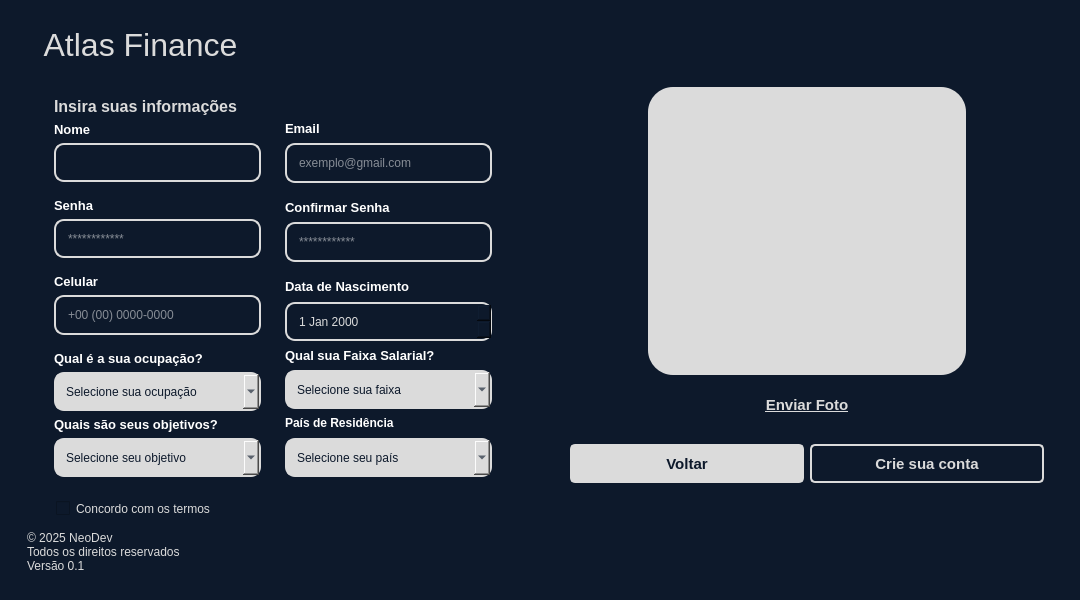
The window that ui/signup.ui (gededo/Atlas-Finance) describes before a commit, drawn with Qt 5.
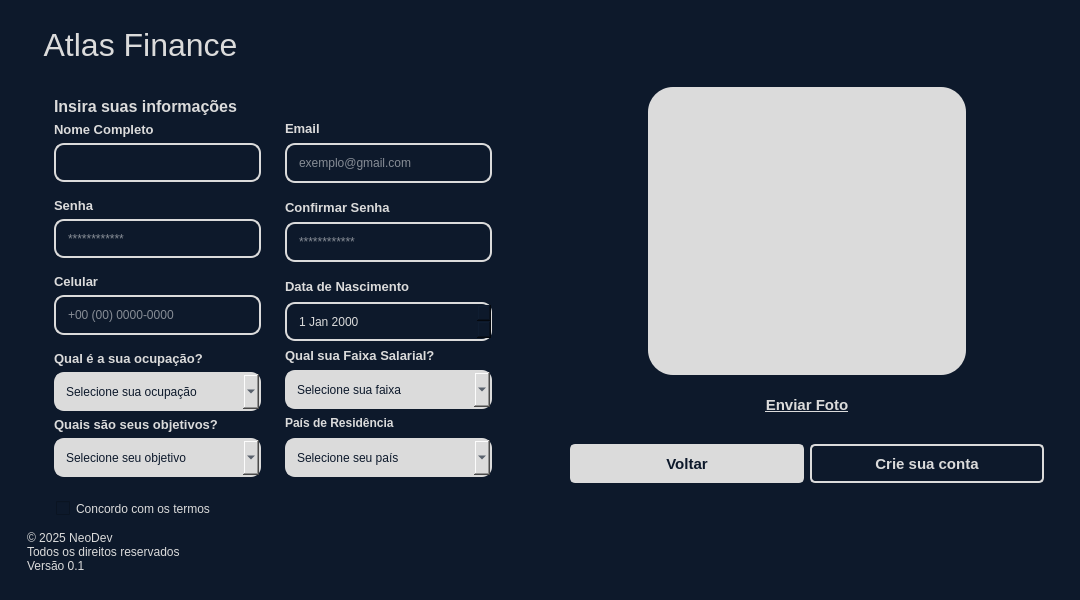
The same window after the commit. Icons and pictures are not drawn.

Diff of the .ui file:
```diff
--- a/ui/signup.ui
+++ b/ui/signup.ui
@@ -144,8 +144,11 @@
                    </item>
                    <item>
                     <widget class="QLabel" name="lbl_nome">
+                     <property name="styleSheet">
+                      <string notr="true">color: rgb(219, 219, 219);</string>
+                     </property>
                      <property name="text">
-                      <string>&lt;html&gt;&lt;head/&gt;&lt;body&gt;&lt;p&gt;&lt;span style=&quot; font-size:10pt; font-weight:600;&quot;&gt;Nome&lt;/span&gt;&lt;/p&gt;&lt;/body&gt;&lt;/html&gt;</string>
+                      <string>&lt;html&gt;&lt;head/&gt;&lt;body&gt;&lt;p&gt;&lt;span style=&quot; font-size:10pt; font-weight:600;&quot;&gt;Nome Completo&lt;/span&gt;&lt;/p&gt;&lt;/body&gt;&lt;/html&gt;</string>
                      </property>
                     </widget>
                    </item>
@@ -173,6 +176,9 @@
                    </item>
                    <item>
                     <widget class="QLabel" name="lbl_senha">
+                     <property name="styleSheet">
+                      <string notr="true">color: rgb(219, 219, 219);</string>
+                     </property>
                      <property name="frameShape">
                       <enum>QFrame::NoFrame</enum>
                      </property>
@@ -208,6 +214,9 @@
                    </item>
                    <item>
                     <widget class="QLabel" name="lbl_celular">
+                     <property name="styleSheet">
+                      <string notr="true">color: rgb(219, 219, 219);</string>
+                     </property>
                      <property name="text">
                       <string>&lt;html&gt;&lt;head/&gt;&lt;body&gt;&lt;p&gt;&lt;span style=&quot; font-size:10pt; font-weight:600;&quot;&gt;Celular&lt;/span&gt;&lt;/p&gt;&lt;/body&gt;&lt;/html&gt;</string>
                      </property>
@@ -246,6 +255,9 @@
                        <verstretch>0</verstretch>
                       </sizepolicy>
                      </property>
+                     <property name="styleSheet">
+                      <string notr="true">color: rgb(219, 219, 219);</string>
+                     </property>
                      <property name="text">
                       <string>&lt;html&gt;&lt;head/&gt;&lt;body&gt;&lt;p&gt;&lt;span style=&quot; font-size:10pt; font-weight:600;&quot;&gt;Qual é a sua ocupação? &lt;/span&gt;&lt;/p&gt;&lt;/body&gt;&lt;/html&gt;</string>
                      </property>
@@ -280,6 +292,9 @@
                        <verstretch>0</verstretch>
                       </sizepolicy>
                      </property>
+                     <property name="styleSheet">
+                      <string notr="true">color: rgb(219, 219, 219);</string>
+                     </property>
                      <property name="text">
                       <string>&lt;html&gt;&lt;head/&gt;&lt;body&gt;&lt;p&gt;&lt;span style=&quot; font-size:10pt; font-weight:600;&quot;&gt;Quais são seus objetivos?&lt;/span&gt;&lt;/p&gt;&lt;/body&gt;&lt;/html&gt;</string>
                      </property>
@@ -343,7 +358,8 @@
                    <item>
                     <widget class="QLabel" name="lbl_email">
                      <property name="styleSheet">
-                      <string notr="true">font-size: 15px</string>
+                      <string notr="true">font-size: 15px;
+color: rgb(219, 219, 219);</string>
                      </property>
                      <property name="text">
                       <string>&lt;html&gt;&lt;head/&gt;&lt;body&gt;&lt;p&gt;&lt;span style=&quot; font-size:10pt; font-weight:600;&quot;&gt;Email&lt;/span&gt;&lt;/p&gt;&lt;/body&gt;&lt;/html&gt;</string>
@@ -379,6 +395,9 @@
                    </item>
                    <item>
                     <widget class="QLabel" name="lbl_confirmar_senha">
+                     <property name="styleSheet">
+                      <string notr="true">color: rgb(219, 219, 219);</string>
+                     </property>
                      <property name="text">
                       <string>&lt;html&gt;&lt;head/&gt;&lt;body&gt;&lt;p&gt;&lt;span style=&quot; font-size:10pt; font-weight:600;&quot;&gt;Confirmar Senha&lt;/span&gt;&lt;/p&gt;&lt;/body&gt;&lt;/html&gt;</string>
                      </property>
@@ -405,6 +424,9 @@
                    </item>
                    <item>
                     <widget class="QLabel" name="lbl_nascimento">
+                     <property name="styleSheet">
+                      <string notr="true">color: rgb(219, 219, 219);</string>
+                     </property>
                      <property name="text">
                       <string>&lt;html&gt;&lt;head/&gt;&lt;body&gt;&lt;p&gt;&lt;span style=&quot; font-size:10pt; font-weight:600;&quot;&gt;Data de Nascimento&lt;/span&gt;&lt;/p&gt;&lt;/body&gt;&lt;/html&gt;</string>
                      </property>
@@ -432,6 +454,9 @@
                    </item>
                    <item>
                     <widget class="QLabel" name="lbl_salario">
+                     <property name="styleSheet">
+                      <string notr="true">color: rgb(219, 219, 219);</string>
+                     </property>
                      <property name="text">
                       <string>&lt;html&gt;&lt;head/&gt;&lt;body&gt;&lt;p&gt;&lt;span style=&quot; font-size:10pt; font-weight:600;&quot;&gt;Qual sua Faixa Salarial?&lt;/span&gt;&lt;/p&gt;&lt;/body&gt;&lt;/html&gt;</string>
                      </property>
@@ -480,6 +505,9 @@
                    </item>
                    <item>
                     <widget class="QLabel" name="lbl_pais">
+                     <property name="styleSheet">
+                      <string notr="true">color: rgb(219, 219, 219);</string>
+                     </property>
                      <property name="text">
                       <string>&lt;html&gt;&lt;head/&gt;&lt;body&gt;&lt;p&gt;&lt;span style=&quot; font-size:9pt; font-weight:600;&quot;&gt;País de Residência&lt;/span&gt;&lt;/p&gt;&lt;/body&gt;&lt;/html&gt;</string>
                      </property>
```
Left out of the diff: 340 changed lines with no effect on the pictures.
